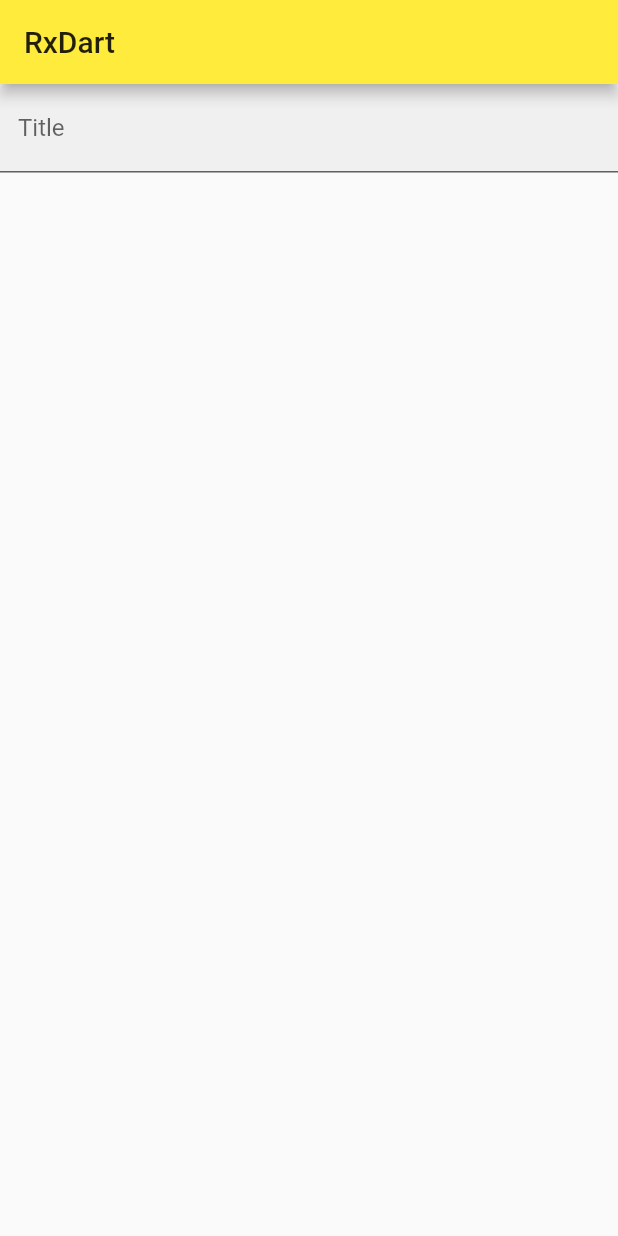
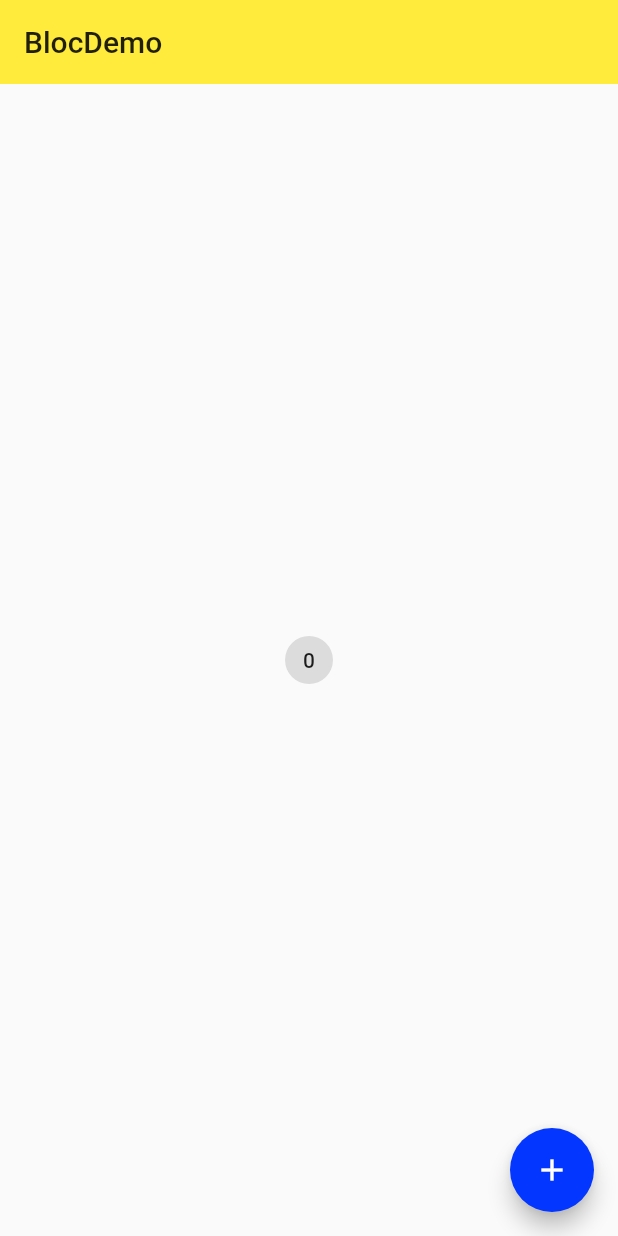
Before and after one commit to Foglotus/hello_fultter, a Flutter app: the screen it shows after launch, on a phone screen of 412 x 824 dp. Run offline on Flutter 3.47's test engine with Material 2 defaults, Android fonts, the phone set to English and light mode, and no system bars; our stand-ins replace rxdart.

Commit message:
bloc应用

```diff
--- /dev/null
+++ b/lib/bloc/counter_bloc.dart
@@ -0,0 +1,83 @@
+import 'dart:async';
+
+import 'package:flutter/material.dart';
+
+class CounterHome extends StatelessWidget{
+  @override
+  Widget build(BuildContext context) {
+    CounterBloc _counterBloc = CounterProvider.of(context).bloc;
+    return Center(
+      child: StreamBuilder(
+        initialData: 0,
+        stream: _counterBloc.count,
+        builder: (context,snapshot){
+          return ActionChip(
+                  label: Text('${snapshot.data}'),
+                  onPressed: (){
+                    _counterBloc.counter.add(1);
+                  },
+                );
+        },
+      )
+    );
+  }
+}
+
+class CounterActionButton extends StatelessWidget{
+  @override
+  Widget build(BuildContext context) {
+
+    CounterBloc _counterBloc = CounterProvider.of(context).bloc;
+
+    return FloatingActionButton(
+      child: Icon(Icons.add),
+      onPressed: (){
+        _counterBloc.log();
+        _counterBloc.counter.add(1);
+      },
+    );
+  }
+}
+
+class CounterProvider extends InheritedWidget {
+
+  final CounterBloc bloc;
+
+  CounterProvider({Key key, this.child,this.bloc}) : super(key: key, child: child);
+
+  final Widget child;
+
+  static CounterProvider of(BuildContext context) {
+    return (context.inheritFromWidgetOfExactType(CounterProvider)as CounterProvider);
+  }
+
+  @override
+  bool updateShouldNotify( CounterProvider oldWidget) {
+    return true;
+  }
+}
+
+class CounterBloc{
+  int _count = 0;
+  final _counterActionController = StreamController<int>();
+  StreamSink<int> get counter => _counterActionController.sink;
+
+  final _counterController = StreamController<int>();
+  Stream<int> get count => _counterController.stream;
+
+  CounterBloc(){
+    _counterActionController.stream.listen(onData);
+  }
+  void onData(int data){
+    print('$data');
+    _count = data + _count;
+    _counterController.add(_count);
+  }
+  void dispose(){
+    _counterActionController.close();
+    _counterController.close();
+  }
+  void log(){
+    print('Bloc');
+  }
+}
--- /dev/null
+++ b/lib/bloc/demo.dart
@@ -0,0 +1,20 @@
+import 'package:flutter/material.dart';
+
+import 'counter_bloc.dart';
+
+class BlocDemo extends StatelessWidget {
+  @override
+  Widget build(BuildContext context) {
+    return CounterProvider(
+      bloc:CounterBloc(),
+      child: Scaffold(
+        appBar: AppBar(
+          title: Text('BlocDemo'),
+          elevation: 0.0,
+        ),
+        body: CounterHome(),
+        floatingActionButton: CounterActionButton(),
+      )
+      );
+  }
+}
--- a/lib/main.dart
+++ b/lib/main.dart
@@ -3,6 +3,7 @@ import 'dart:async';
 import 'package:flutter/material.dart';
 import 'package:hello_flutter/rxdart/demo.dart';
 import 'stream/demo.dart';
+import 'bloc/demo.dart';
 
 void main() => runApp(MaterialApp(
       debugShowCheckedModeBanner: false,
@@ -18,6 +19,6 @@ void main() => runApp(MaterialApp(
 class Home extends StatelessWidget {
   @override
   Widget build(BuildContext context) {
-    return RxDartDemo();
+    return BlocDemo();
   }
 }
```
